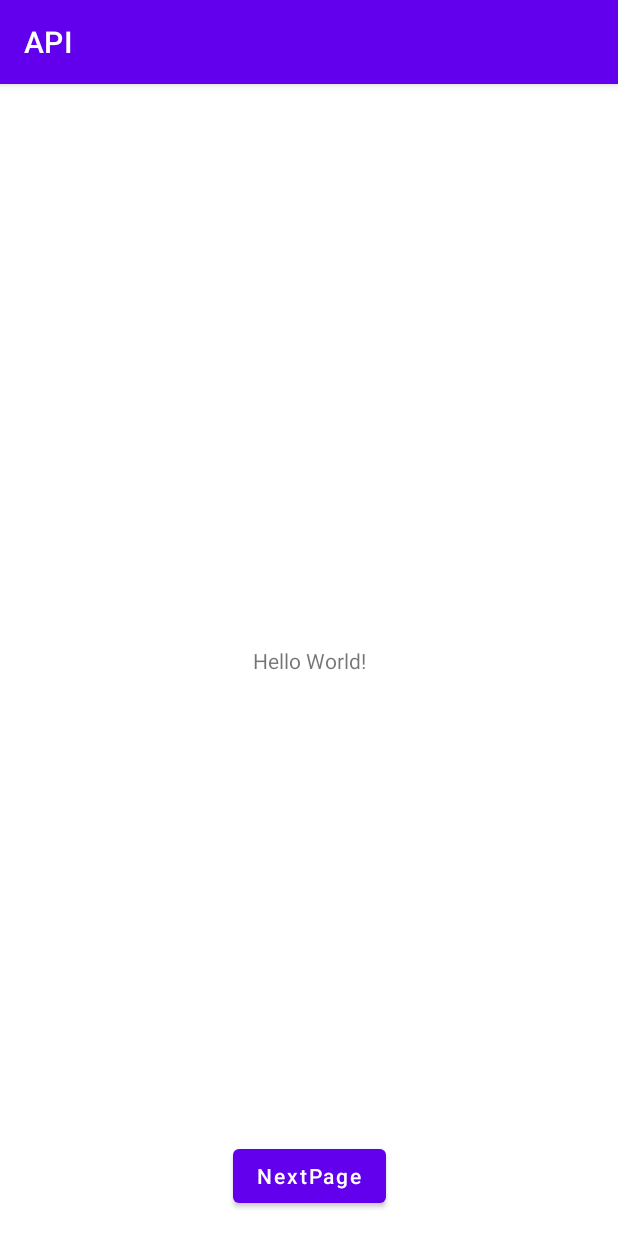
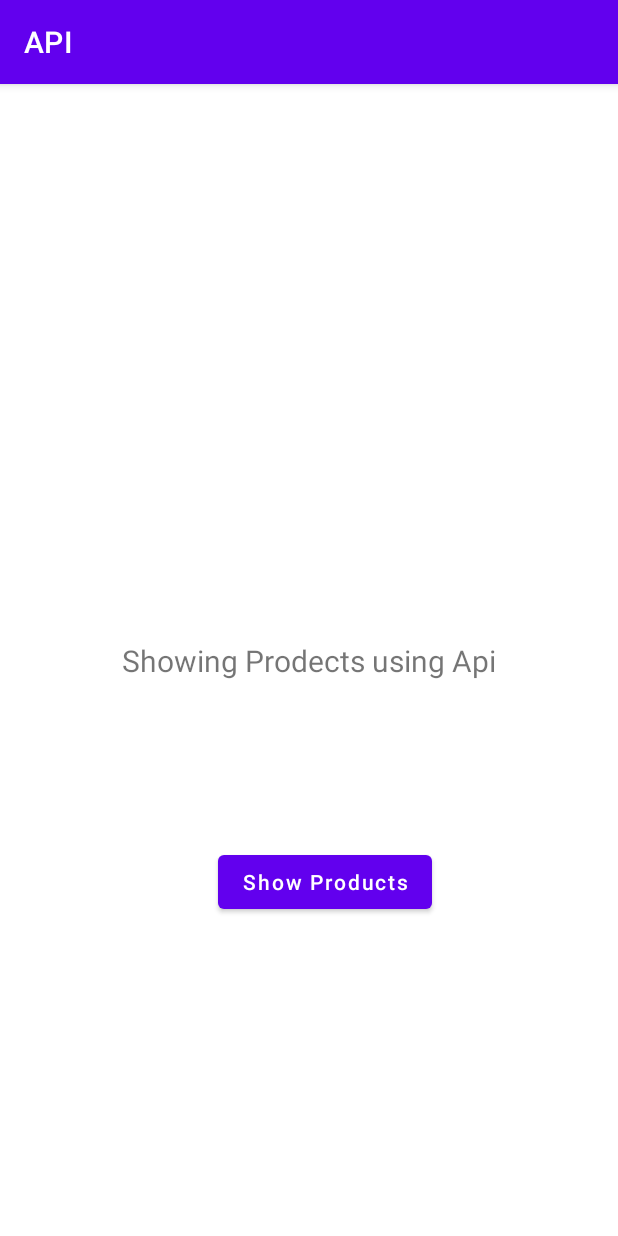
Before and after one commit to ShivangiTiwari10/API-, an Android app: the screen it shows after launch (MainActivity), on a phone screen of 412 x 824 dp. Run offline under Robolectric (Android 15) with nearby library versions, the phone set to English and light mode, and no system bars; network calls fail; 1 statement that could not run was skipped.

```diff
--- a/app/src/main/res/layout/activity_main.xml
+++ b/app/src/main/res/layout/activity_main.xml
@@ -9,7 +9,8 @@
     <TextView
         android:layout_width="wrap_content"
         android:layout_height="wrap_content"
-        android:text="Hello World!"
+        android:text="Showing Prodects using Api"
+        android:textSize="20sp"
         app:layout_constraintBottom_toBottomOf="parent"
         app:layout_constraintEnd_toEndOf="parent"
         app:layout_constraintStart_toStartOf="parent"
@@ -19,11 +20,12 @@
         android:id="@+id/button"
         android:layout_width="wrap_content"
         android:layout_height="wrap_content"
-        android:layout_marginBottom="16dp"
-        android:text="NextPage"
+        android:layout_marginBottom="212dp"
+        android:text="@string/show_products"
         android:textAllCaps="false"
         app:layout_constraintBottom_toBottomOf="parent"
         app:layout_constraintEnd_toEndOf="parent"
+        app:layout_constraintHorizontal_bias="0.539"
         app:layout_constraintStart_toStartOf="parent" />
 
 </androidx.constraintlayout.widget.ConstraintLayout>
--- a/app/src/main/res/values/strings.xml
+++ b/app/src/main/res/values/strings.xml
@@ -5,4 +5,5 @@
     <string name="todo">TODO</string>
     <string name="product_name">Product Name</string>
     <string name="api_json_and_adapter">Api Json And Adapter</string>
+    <string name="show_products">Show Products</string>
 </resources>
```
Also changed, not shown: app/src/main/java/com/example/api/MyRetrofit.kt (+6 -2 lines).
